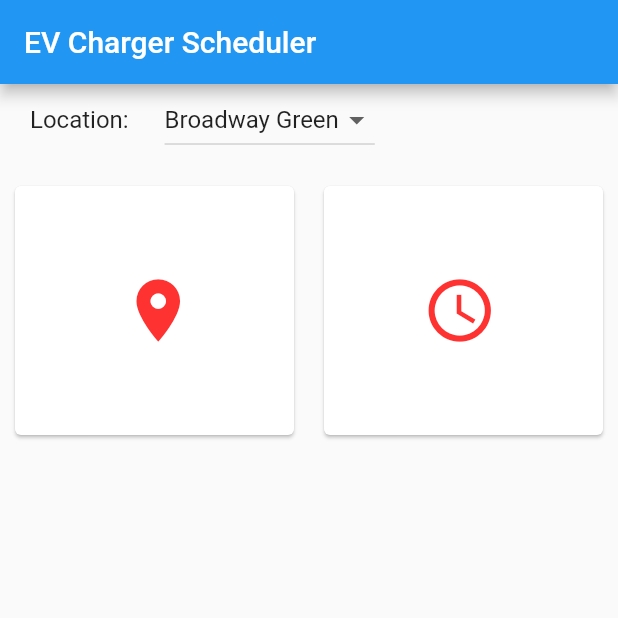
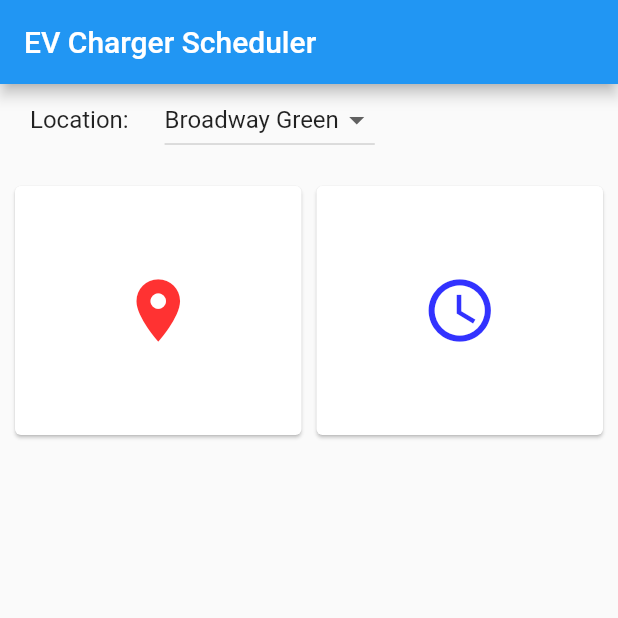
Before and after one commit to wslfung/ev_charger_scheduler, a Flutter app: the screen it shows after launch, on a phone screen of 412 x 824 dp, the top half of it. Run offline on Flutter 3.47's test engine with Material 2 defaults, Android fonts, the phone set to English and light mode, and no system bars.

Commit message:
minor style changes

```diff
--- a/lib/main.dart
+++ b/lib/main.dart
@@ -32,9 +32,9 @@ class HECSApp extends StatelessWidget {
       children: <Widget>[
         Expanded(
           child: Card(
-            margin: EdgeInsets.all(10),
+            margin: EdgeInsets.fromLTRB(10, 10, 5, 10),
             child: Container(
-              padding: EdgeInsets.fromLTRB(10, 50, 5, 50),
+              padding: EdgeInsets.fromLTRB(10, 50, 10, 50),
               child: Center(
                   child: Column(
                     children: <Widget>[
@@ -55,9 +55,9 @@ class HECSApp extends StatelessWidget {
         ),
         Expanded(
           child: Card(
-            margin: EdgeInsets.all(10),
+            margin: EdgeInsets.fromLTRB(5, 10, 10, 10),
             child: Container(
-              padding: EdgeInsets.fromLTRB(5, 50, 10, 50),
+              padding: EdgeInsets.fromLTRB(10, 50, 10, 50),
               child: Center(
                   child: Column(
                     children: <Widget>[
@@ -67,7 +67,7 @@ class HECSApp extends StatelessWidget {
                         onPressed: () {
                         },
                         iconSize: 50,
-                        color: Color.fromRGBO(255, 50, 50, 1),
+                        color: Color.fromRGBO(50, 50, 255, 1),
                       ),
                     ],
                   )
```
